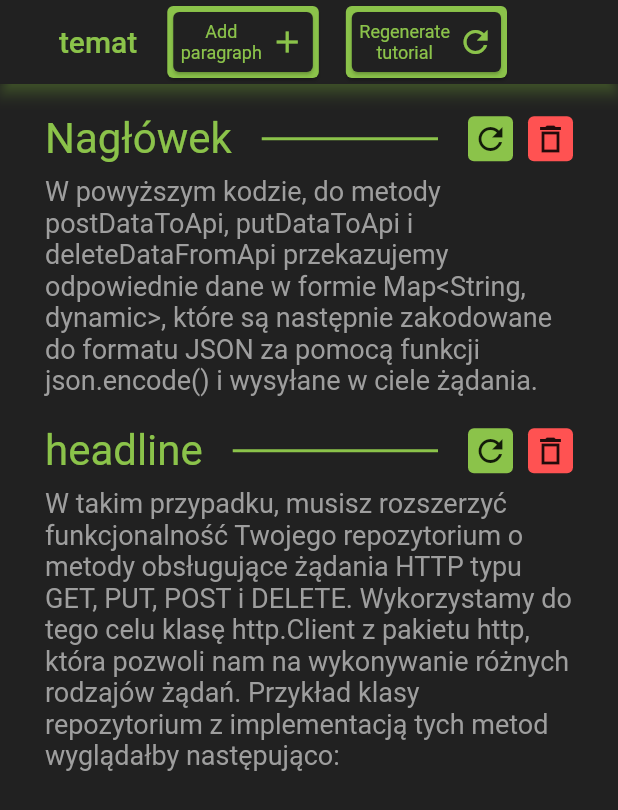
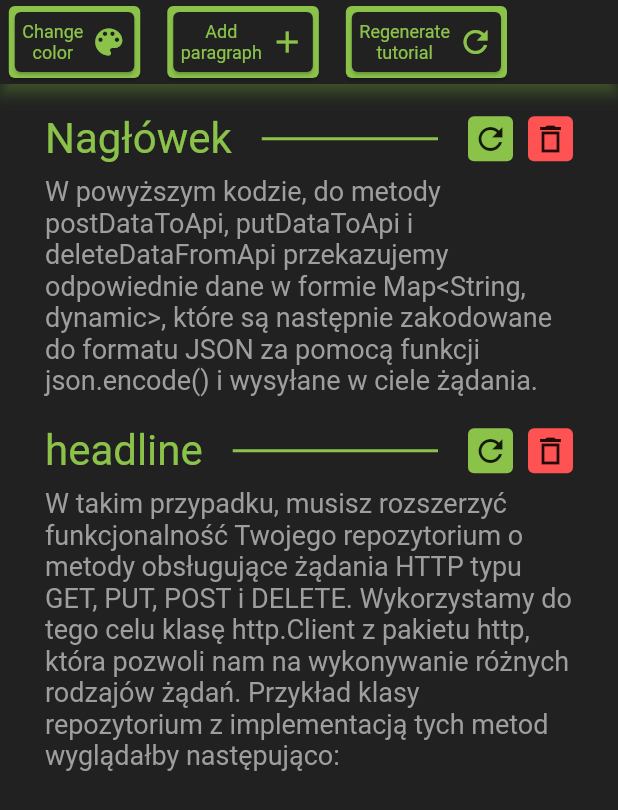
Before and after one commit to JanUfniarz/gptTasker, a Flutter app: the screen it shows after launch, on a phone screen of 412 x 824 dp. Shown: the top 810 px of the screen. Run offline on Flutter 3.47's test engine with Material 2 defaults, Android fonts, the phone set to English and light mode, and no system bars; missing offline and left inert: dart:ffi.

Commit message:
smallSquareButton

```diff
--- a/frontend/lib/main.dart
+++ b/frontend/lib/main.dart
@@ -35,6 +35,7 @@ void main() {
         ],
         regenerate: () {},
         addParagraph: () {},
+        changeColor: () {},
       ),
       },
   ));
--- a/frontend/lib/views/tutorial_view.dart
+++ b/frontend/lib/views/tutorial_view.dart
@@ -11,14 +11,16 @@ class TutorialView extends StatelessWidget {
 
   final void Function() regenerate;
   final void Function() addParagraph;
+  final void Function() changeColor;
 
   const TutorialView({
+    super.key,
     required this.primaryColor,
     required this.topic,
     required this.paragraphs,
     required this.regenerate,
     required this.addParagraph,
-    super.key,
+    required this.changeColor,
   });
 
   @override
@@ -42,9 +44,18 @@ class TutorialView extends StatelessWidget {
         actions: <Widget>[
 
           AppBarButton(
-            onTap: regenerate,
+            onTap: changeColor,
             primaryColor: primaryColor,
-            backgroundColor: backgroundColor,
+            text: "Change\ncolor",
+            icon: Icon(
+              Icons.color_lens_sharp,
+              color: primaryColor,
+            )
+          ),
+
+          AppBarButton(
+            onTap: addParagraph,
+            primaryColor: primaryColor,
             text: "Add\nparagraph",
             icon: Icon(
               Icons.add_sharp,
@@ -55,7 +66,6 @@ class TutorialView extends StatelessWidget {
           AppBarButton(
             onTap: regenerate,
             primaryColor: primaryColor,
-            backgroundColor: backgroundColor,
             text: "Regenerate\ntutorial",
             icon: Icon(
               Icons.refresh_sharp,
--- a/frontend/lib/widgets/app_bar_button.dart
+++ b/frontend/lib/widgets/app_bar_button.dart
@@ -5,19 +5,20 @@ class AppBarButton extends StatelessWidget {
     super.key,
     required this.onTap,
     required this.primaryColor,
-    required this.backgroundColor,
     required this.text,
     required this.icon,
   });
 
   final void Function() onTap;
   final Color primaryColor;
-  final Color backgroundColor;
   final String text;
   final Icon icon;
 
   @override
   Widget build(BuildContext context) {
+
+    Color backgroundColor = Colors.grey[900]!;
+
     return InkWell(
 
       onTap: onTap,
--- a/frontend/lib/widgets/paragraph_widget.dart
+++ b/frontend/lib/widgets/paragraph_widget.dart
@@ -1,4 +1,5 @@
 import 'package:flutter/material.dart';
+import 'package:frontend/widgets/small_square_button.dart';
 
 class Paragraph extends StatelessWidget {
 
@@ -55,41 +56,21 @@ class Paragraph extends StatelessWidget {
 
                 const SizedBox(width: 20),
 
-                InkWell(
+                SmallSquareButton(
                   onTap: regenerate,
-
-                  child: Container(
-                    height: 30,
-                    width: 30,
-                    decoration: BoxDecoration(
-                      color: primaryColor,
-                      borderRadius: BorderRadius.circular(4),
-                    ),
-
-                    child: const Icon(
+                  color: primaryColor,
+                  icon: const Icon(
                       Icons.refresh_sharp
-                    ),
-
                   ),
                 ),
 
                 const SizedBox(width: 10),
 
-                InkWell(
+                SmallSquareButton(
                   onTap: delete,
-
-                  child: Container(
-                    height: 30,
-                    width: 30,
-                    decoration: BoxDecoration(
-                      color: Colors.redAccent,
-                      borderRadius: BorderRadius.circular(4),
-                    ),
-
-                    child: const Icon(
-                        Icons.delete_outline_sharp
-                    ),
-
+                  color: Colors.redAccent,
+                  icon: const Icon(
+                    Icons.delete_outline_sharp
                   ),
                 ),
 
--- /dev/null
+++ b/frontend/lib/widgets/small_square_button.dart
@@ -0,0 +1,33 @@
+import 'package:flutter/material.dart';
+
+class SmallSquareButton extends StatelessWidget {
+  const SmallSquareButton({
+    super.key,
+    required this.onTap,
+    required this.color,
+    required this.icon,
+  });
+
+  final void Function() onTap;
+  final Color color;
+  final Icon icon;
+
+  @override
+  Widget build(BuildContext context) {
+    return InkWell(
+      onTap: onTap,
+
+      child: Container(
+          height: 30,
+          width: 30,
+          decoration: BoxDecoration(
+            color: color,
+            borderRadius: BorderRadius.circular(4),
+          ),
+
+          child: icon
+
+      ),
+    );
+  }
+}
```
